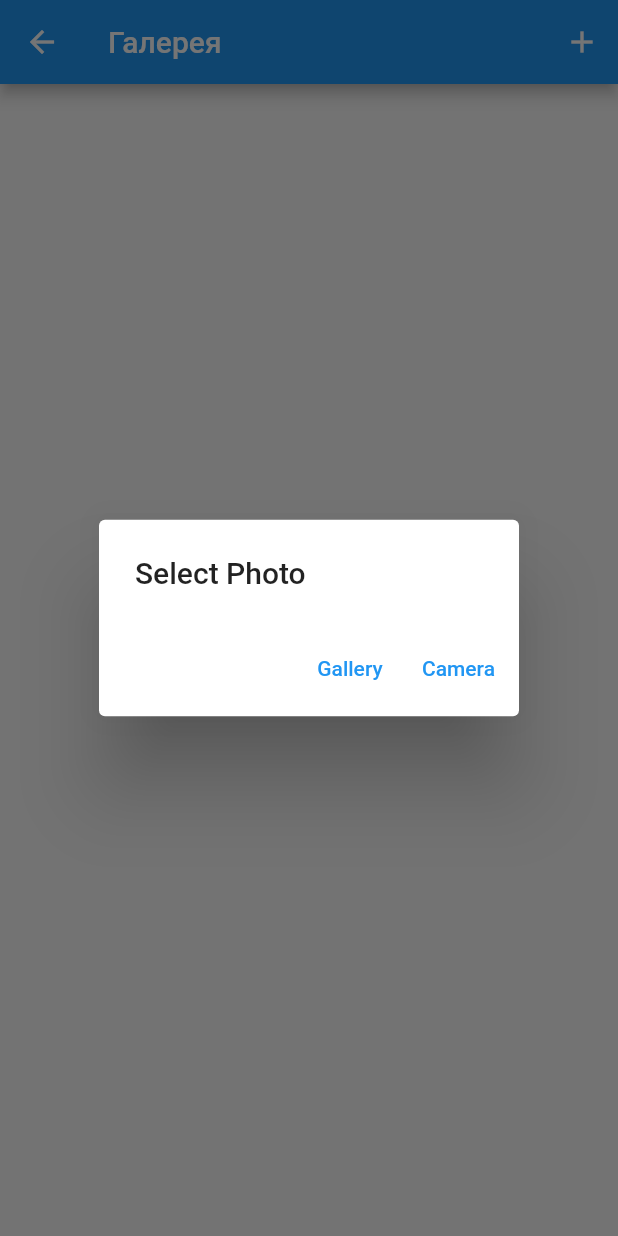
After one commit to EML27/Flutter_ITIS, a Flutter app: the GalleryScreen screen opened directly, after a tap on the "add" icon, on a phone screen of 412 x 824 dp. The commit adds this screen. Run offline on Flutter 3.47's test engine with Material 2 defaults, Android fonts, the phone set to English and light mode, and no system bars; our stand-ins replace bubble, dio, flutter_mobx, image_picker, mobx; generated files the repository leaves out were written again.

Commit message:
Third task completed: gallery added

```diff
--- a/lib/base/navigation/AppRouterDelegate.dart
+++ b/lib/base/navigation/AppRouterDelegate.dart
@@ -3,6 +3,7 @@ import 'package:first_flutter_project/base/navigation/routes.dart';
 import 'package:first_flutter_project/base/screens/home.dart';
 import 'package:first_flutter_project/base/screens/zero.dart';
 import 'package:first_flutter_project/chattask/screen/chat.dart';
+import 'package:first_flutter_project/gallerytask/screens/gallery_screen.dart';
 import 'package:flutter/material.dart';
 import 'package:flutter/widgets.dart';
 
@@ -16,6 +17,7 @@ class AppRouterDelegate extends RouterDelegate<AppRoutePath>
   List<Task> tasks = [
     Task("Нулевое задание", 0),
     Task("Первое задание. Чат", 1),
+    Task("Галерея", 2),
   ];
 
   @override
@@ -36,6 +38,8 @@ class AppRouterDelegate extends RouterDelegate<AppRoutePath>
           MaterialPage(key: ValueKey('Zero'), child: ZeroScreen()),
         if (_selectedTask != null && _selectedTask!.taskNumber == 1)
           MaterialPage(key: ValueKey('Chat'), child: ChatScreen()),
+        if (_selectedTask != null && _selectedTask!.taskNumber == 2)
+          MaterialPage(key: ValueKey('Gallery'), child: GalleryScreen()),
       ],
       onPopPage: (route, result) {
         if (!route.didPop(result)) {
@@ -65,6 +69,8 @@ class AppRouterDelegate extends RouterDelegate<AppRoutePath>
         return AppRoutePath.zero();
       case 1:
         return AppRoutePath.chat();
+      case 2:
+        return AppRoutePath.gallery();
     }
     return AppRoutePath.home();
   }
--- a/lib/base/navigation/routes.dart
+++ b/lib/base/navigation/routes.dart
@@ -5,4 +5,5 @@ class AppRoutePath {
 
   AppRoutePath.zero(): id = 0;
   AppRoutePath.chat(): id = 1;
+  AppRoutePath.gallery(): id = 2;
 }
--- /dev/null
+++ b/lib/gallerytask/domain/entities.dart
@@ -0,0 +1,5 @@
+class Photo {
+  String fileSrc;
+
+  Photo(this.fileSrc);
+}
--- /dev/null
+++ b/lib/gallerytask/screens/gallery_screen.dart
@@ -0,0 +1,157 @@
+import 'dart:io';
+
+import 'package:first_flutter_project/gallerytask/domain/entities.dart';
+import 'package:first_flutter_project/gallerytask/statemanager/gallery_data.dart';
+import 'package:flutter/cupertino.dart';
+import 'package:flutter/material.dart';
+import 'package:flutter_mobx/flutter_mobx.dart';
+import 'package:image_picker/image_picker.dart';
+
+var stateManager = GalleryStateManager();
+var picker = ImagePicker();
+
+class GalleryScreen extends StatelessWidget {
+  void onAddPhotoPressed(BuildContext context) {
+    showPhotoSelectDialog(context);
+  }
+
+  void onPhotoPressed(Photo photo) {
+    stateManager.selectPhoto(photo);
+  }
+
+  @override
+  Widget build(BuildContext context) {
+    return Scaffold(
+      appBar: AppBar(
+        title: Text("Галерея"),
+        actions: [
+          IconButton(
+              onPressed: () {
+                onAddPhotoPressed(context);
+              },
+              icon: Icon(Icons.add))
+        ],
+      ),
+      body: SafeArea(
+        child: Stack(
+          children: [PhotosGridView(onPhotoPressed), PhotoShowView()],
+        ),
+      ),
+    );
+  }
+
+  Future<void> showPhotoSelectDialog(BuildContext context) {
+    return showDialog(
+        context: context,
+        builder: (context) {
+          return AlertDialog(
+            title: Text("Select Photo"),
+            actions: <Widget>[
+              TextButton(
+                child: Text("Gallery"),
+                onPressed: () {
+                  onGalleryVariantSelected();
+                  Navigator.of(context).pop();
+                },
+              ),
+              TextButton(
+                child: Text("Camera"),
+                onPressed: () {
+                  onCameraVariantSelected();
+                  Navigator.of(context).pop();
+                },
+              )
+            ],
+          );
+        });
+  }
+
+  void onGalleryVariantSelected() async {
+    final XFile? file = await picker.pickImage(source: ImageSource.gallery);
+    handlePhotoFile(file);
+  }
+
+  void onCameraVariantSelected() async {
+    final XFile? file = await picker.pickImage(source: ImageSource.camera);
+    handlePhotoFile(file);
+  }
+
+  void handlePhotoFile(XFile? file) {
+    if (file != null) {
+      stateManager.addPhoto(Photo(file.path));
+    }
+  }
+}
+
+class PhotosGridView extends StatelessWidget {
+  final void Function(Photo) onPhotoPressedCallback;
+
+  PhotosGridView(this.onPhotoPressedCallback);
+
+  @override
+  Widget build(BuildContext context) {
+    return Observer(
+        builder: (_) => Padding(
+            padding: EdgeInsets.all(8),
+            child: Expanded(
+                child: GridView.builder(
+              gridDelegate: SliverGridDelegateWithFixedCrossAxisCount(
+                  crossAxisCount: 4, crossAxisSpacing: 4, mainAxisSpacing: 4),
+              itemCount: stateManager.photos.length,
+              itemBuilder: (context, index) {
+                return Wrap(children: [
+                  InkWell(
+                      onTap: () {
+                        onPhotoPressedCallback(stateManager.photos[index]);
+                      },
+                      child: Hero(
+                          tag: stateManager.photos[index].fileSrc,
+                          child: Image.file(
+                            File(stateManager.photos[index].fileSrc),
+                            width: 100,
+                            height: 100,
+                            fit: BoxFit.cover,
+                          )))
+                ]);
+              },
+            ))));
+  }
+}
+
+class PhotoShowView extends StatelessWidget {
+  @override
+  Widget build(BuildContext context) {
+    return Observer(
+        builder: (_) => stateManager.shownPhoto?.fileSrc != null
+            ? Expanded(
+                child: Container(
+                    decoration: BoxDecoration(color: Colors.black),
+                    child: Align(
+                      alignment: Alignment.center,
+                      child: InteractiveViewer(
+                        child: Container(
+                            width: double.infinity,
+                            height: double.infinity,
+                            child: Hero(
+                                tag: stateManager.shownPhoto!.fileSrc,
+                                child: Image.file(
+                                    File(stateManager.shownPhoto!.fileSrc)))),
+                        onInteractionEnd: (scaleEndDetails) {
+                          var dir = scaleEndDetails
+                              .velocity.pixelsPerSecond.direction;
+                          //Никогда бы не подумал что тригонометрия мне еще пригодится
+                          if (dir < -(3.14 / 4) &&
+                              dir > -(3.14 / 4 * 3) &&
+                              scaleEndDetails
+                                      .velocity.pixelsPerSecond.distance >
+                                  40 &&
+                              scaleEndDetails.pointerCount == 0) {
+                            stateManager.photoUnselected();
+                          }
+                        },
+                      ),
+                    )),
+              )
+            : Container());
+  }
+}
--- /dev/null
+++ b/lib/gallerytask/statemanager/gallery_data.dart
@@ -0,0 +1,29 @@
+import 'package:first_flutter_project/gallerytask/domain/entities.dart';
+import 'package:mobx/mobx.dart';
+
+part 'gallery_data.g.dart';
+
+class GalleryStateManager = _GalleryStateManager with _$GalleryStateManager;
+
+abstract class _GalleryStateManager with Store {
+  @observable
+  ObservableList<Photo> photos = ObservableList();
+
+  @observable
+  Photo? shownPhoto;
+
+  @action
+  void photoUnselected() {
+    shownPhoto = null;
+  }
+
+  @action
+  void addPhoto(Photo photo) {
+    photos.add(photo);
+  }
+
+  @action
+  void selectPhoto(Photo photo) {
+    shownPhoto = photo;
+  }
+}
--- a/pubspec.yaml
+++ b/pubspec.yaml
@@ -34,6 +34,7 @@ dependencies:
   provider: ^6.0.1
   dio: ^4.0.4
   json_serializable: ^6.1.1
+  image_picker: ^0.8.4+4
 
 dev_dependencies:
   flutter_test:
```
Also changed, not shown: pubspec.lock, 2 other files.
